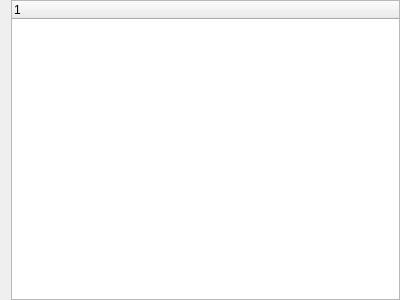
Qt form gui/ui/DataSource/DataSourceWidget.ui (SciQLop/SciQLop) before a commit.
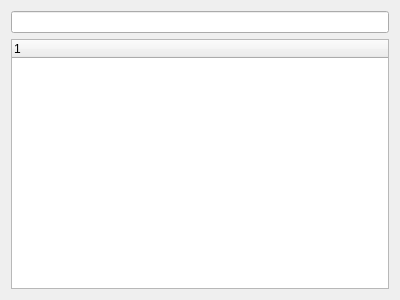
The same form after that commit.

Commit message: Adds line edit as a search box above data source tree

Patch:
```diff
--- a/gui/ui/DataSource/DataSourceWidget.ui
+++ b/gui/ui/DataSource/DataSourceWidget.ui
@@ -14,19 +14,10 @@
    <string>Data sources</string>
   </property>
   <layout class="QGridLayout" name="gridLayout">
-   <property name="topMargin">
-    <number>0</number>
-   </property>
-   <property name="rightMargin">
-    <number>0</number>
-   </property>
-   <property name="bottomMargin">
-    <number>0</number>
-   </property>
-   <property name="spacing">
-    <number>0</number>
-   </property>
    <item row="0" column="0">
+    <widget class="QLineEdit" name="filterLineEdit"/>
+   </item>
+   <item row="1" column="0">
     <widget class="QTreeWidget" name="treeWidget">
      <column>
       <property name="text">
```
The commit also changes 2 other files.
